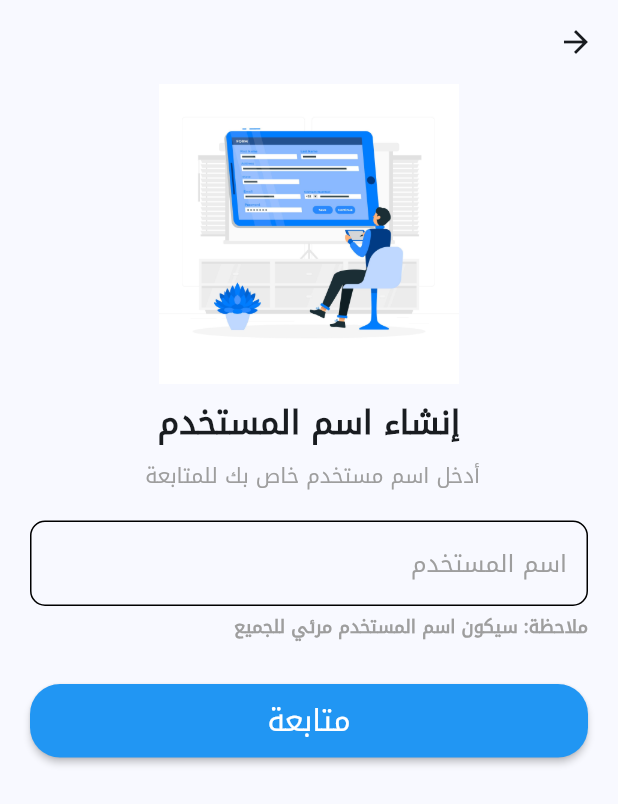
After one commit to BeshrCode/Moharrek, a Flutter app: the UsernamePage screen opened directly, on a phone screen of 412 x 824 dp. The commit adds this screen. Shown: the top 804 px of the screen. Run offline on Flutter 3.47's test engine with Material 3 defaults, Android fonts, the phone set to English and light mode, and no system bars; our stand-ins replace country_picker, flutter_otp_text_field, pinput.

Commit message:
Add username page, also Fixed layouts direction and minor things

```diff
--- /dev/null
+++ b/lib/auth/username_page.dart
@@ -0,0 +1,76 @@
+import 'package:flutter/material.dart';
+import 'package:moharrek/components/AuthButton.dart';
+import 'package:moharrek/components/TextFormField.dart';
+
+class UsernamePage extends StatefulWidget {
+  const UsernamePage({super.key});
+
+  @override
+  State<UsernamePage> createState() => _UsernamePageState();
+}
+
+class _UsernamePageState extends State<UsernamePage> {
+  TextEditingController username = TextEditingController();
+  GlobalKey<FormState> formState = GlobalKey();
+  bool isLoading = false;
+
+  @override
+  Widget build(BuildContext context) {
+    return Scaffold(
+        appBar: AppBar(),
+        body: Form(
+          key: formState,
+          child: ListView(
+            padding: EdgeInsets.symmetric(horizontal: 20),
+            children: [
+              Container(
+                height: 200,
+                width: 200,
+                child: Image.asset("images/register.jpg"),
+              ),
+              const SizedBox(
+                height: 10,
+              ),
+              Center(
+                child: Text("إنشاء اسم المستخدم",
+                    style: Theme.of(context).textTheme.titleSmall),
+              ),
+              const SizedBox(
+                height: 10,
+              ),
+              Center(
+                child: Text(
+                  "أدخل اسم مستخدم خاص بك للمتابعة ",
+                  style: TextStyle(fontSize: 14, color: Colors.grey[500]),
+                ),
+              ),
+              const SizedBox(
+                height: 20,
+              ),
+              CustomeTextFormField(
+                  hint: "اسم المستخدم", myController: username),
+              const SizedBox(
+                height: 5,
+              ),
+              Text(
+                "ملاحظة: سيكون اسم المستخدم مرئي للجميع ",
+                style: TextStyle(
+                    fontSize: 12,
+                    color: Colors.grey[500],
+                    fontWeight: FontWeight.bold),
+              ),
+              const SizedBox(
+                height: 30,
+              ),
+              CustomeAuthButton(
+                  text: "متابعة",
+                  color: Colors.blue,
+                  isLoading: isLoading,
+                  onPressed: () {
+                    if (formState.currentState!.validate()) {}
+                  }),
+            ],
+          ),
+        ));
+  }
+}
--- a/lib/components/TextFormField.dart
+++ b/lib/components/TextFormField.dart
@@ -18,10 +18,11 @@ class CustomeTextFormField extends StatelessWidget {
         }
       },
       decoration: InputDecoration(
+          contentPadding: EdgeInsets.symmetric(horizontal: 10, vertical: 15),
           hintText: hint,
           hintStyle: TextStyle(
               color: Colors.grey[500],
-              fontSize: 18,
+              fontSize: 16,
               fontWeight: FontWeight.normal),
           border: OutlineInputBorder(
             borderRadius: BorderRadius.all(Radius.circular(10)),
@@ -71,6 +72,8 @@ class _CustomePhoneNumberTextFormFieldState
             }
           },
           decoration: InputDecoration(
+              contentPadding:
+                  EdgeInsets.symmetric(horizontal: 10, vertical: 15),
               hintText: widget.hint,
               hintStyle: TextStyle(
                   color: Colors.grey[500],
```
Also changed, not shown: lib/auth/otp_validation.dart (deleted, +0 -76 lines), lib/auth/otp_validation_page.dart (added, +80 -0 lines), lib/auth/register_page.dart (renamed from lib/auth/register.dart, +8 -8 lines), lib/main.dart (+7 -3 lines).
